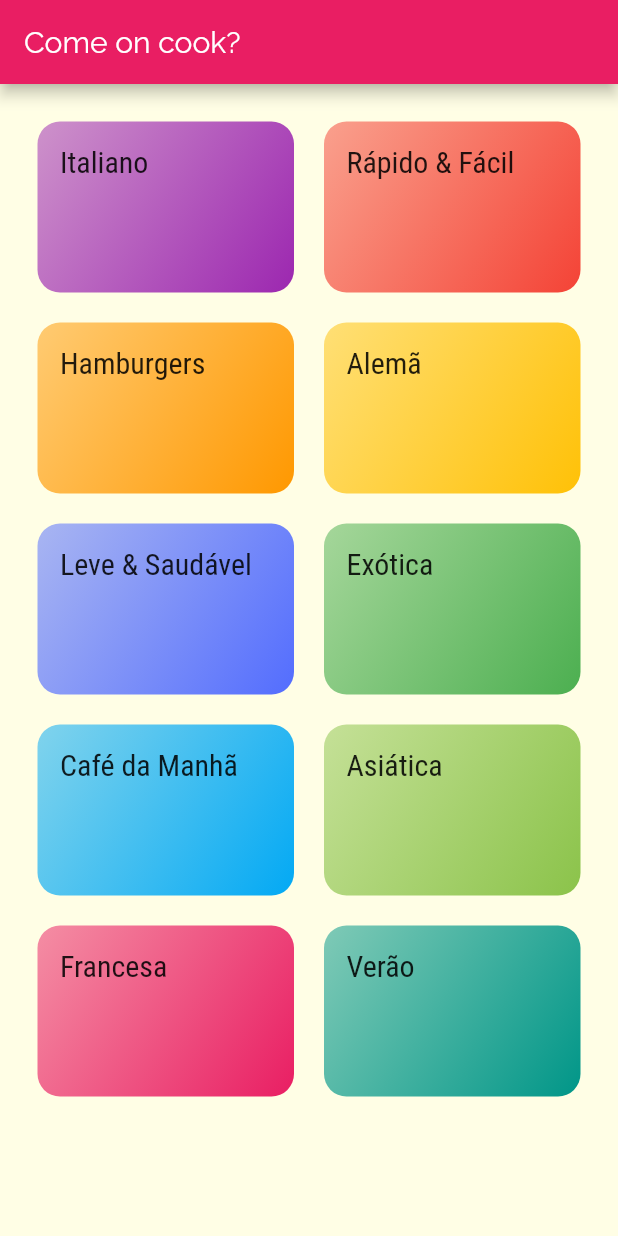
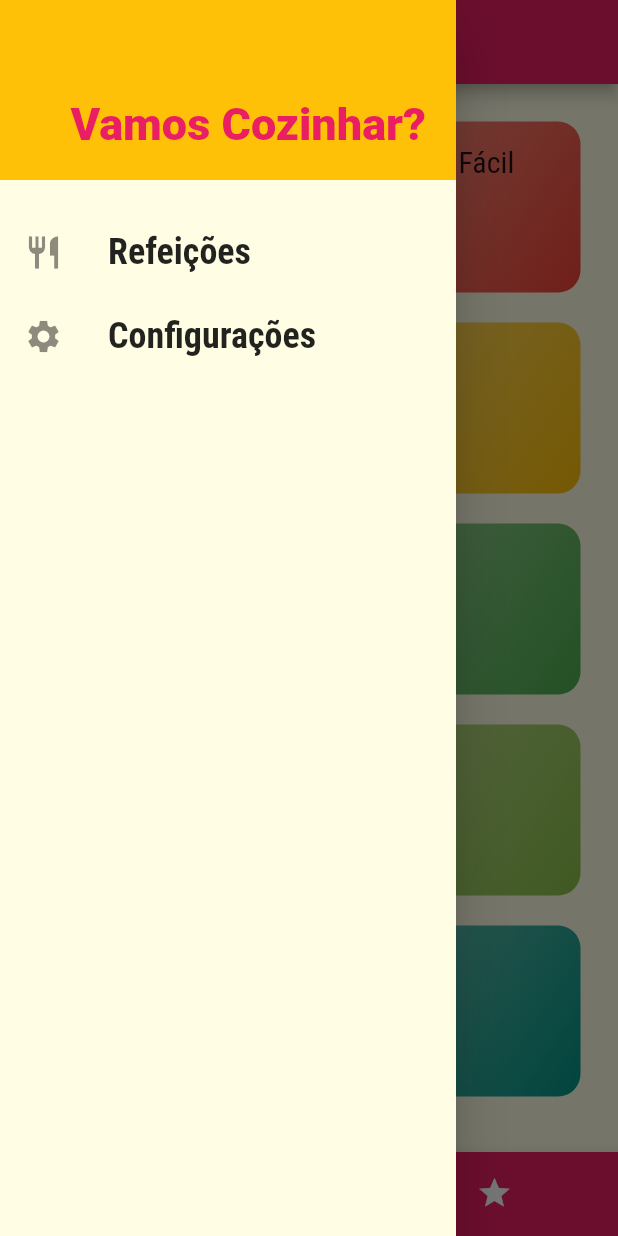
Before and after one commit to avatarrrrr/meals, a Flutter app: the screen it shows after launch, with the side drawer open (before the commit the screen has no drawer), on a phone screen of 412 x 824 dp. Run offline on Flutter 3.47's test engine with Material 2 defaults, Android fonts, the light colour scheme and no system bars.

Commit message:
Finish the initial version! :D

```diff
--- /dev/null
+++ b/lib/components/main_drawer.dart
@@ -0,0 +1,60 @@
+import 'package:flutter/material.dart';
+import 'package:meals/utils/apps_routes.dart';
+
+class MainDrawer extends StatelessWidget {
+  Widget _createItem(IconData icon, String label, Function onTap) {
+    return ListTile(
+      leading: Icon(
+        icon,
+        size: 26,
+      ),
+      title: Text(
+        label,
+        style: TextStyle(
+          fontFamily: 'RobotoCondensed',
+          fontSize: 24,
+          fontWeight: FontWeight.bold,
+        ),
+      ),
+      onTap: onTap,
+    );
+  }
+
+  @override
+  Widget build(BuildContext context) {
+    return Drawer(
+      child: Column(
+        children: [
+          Container(
+            height: 120,
+            width: double.infinity,
+            padding: const EdgeInsets.all(20),
+            color: Theme.of(context).accentColor,
+            alignment: Alignment.bottomRight,
+            child: Text(
+              'Vamos Cozinhar?',
+              style: TextStyle(
+                fontWeight: FontWeight.w900,
+                fontSize: 30,
+                color: Theme.of(context).primaryColor,
+              ),
+            ),
+          ),
+          SizedBox(height: 20),
+          _createItem(
+            Icons.restaurant,
+            'Refeições',
+            () => Navigator.of(context).pushReplacementNamed(AppRoutes.HOME),
+          ),
+          _createItem(
+            Icons.settings,
+            'Configurações',
+            () => Navigator.of(context).pushReplacementNamed(
+              AppRoutes.SETTINGS,
+            ),
+          ),
+        ],
+      ),
+    );
+  }
+}
--- a/lib/main.dart
+++ b/lib/main.dart
@@ -1,16 +1,58 @@
 import 'package:flutter/material.dart';
+import 'package:meals/data/dummy_data.dart';
+import 'package:meals/models/meals.dart';
+import 'package:meals/models/settings.dart';
 import 'package:meals/screens/meal_detail_screen.dart';
+import 'package:meals/screens/settings_screen.dart';
+import 'package:meals/screens/tabs_screen.dart';
 import 'screens/categories_screen.dart';
 import 'screens/categories_meals_screen.dart';
 import 'utils/apps_routes.dart';
 
 void main() => runApp(MyApp());
 
-class MyApp extends StatelessWidget {
+class MyApp extends StatefulWidget {
+  @override
+  _MyAppState createState() => _MyAppState();
+}
+
+class _MyAppState extends State<MyApp> {
+  Settings settings = Settings();
+  List<Meal> _avaliableMeals = DUMMY_MEALS;
+  List<Meal> _favoriteMeals = [];
+
+  void _filterMeals(Settings settings) {
+    setState(() {
+      this.settings = settings;
+      _avaliableMeals = DUMMY_MEALS.where((meal) {
+        final filterGluten = settings.isGlutenFree && !meal.isGlutenFree;
+        final filterLactose = settings.isLactoseFree && !meal.isLactoseFree;
+        final filterVegan = settings.isVegan && !meal.isVegan;
+        final filterVegetarian = settings.isVegetarian && !meal.isVegetarian;
+        return !filterGluten &&
+            !filterLactose &&
+            !filterVegan &&
+            !filterVegetarian;
+      }).toList();
+    });
+  }
+
+  void _toggleFavorite(Meal meal) {
+    setState(() {
+      _favoriteMeals.contains(meal)
+          ? _favoriteMeals.remove(meal)
+          : _favoriteMeals.add(meal);
+    });
+  }
+
+  bool _isFavorite(Meal meal) {
+    return _favoriteMeals.contains(meal);
+  }
+
   @override
   Widget build(BuildContext context) {
     return MaterialApp(
-      title: 'Come on cook?',
+      title: 'Vamos cozinhar?',
       theme: ThemeData(
         primarySwatch: Colors.pink,
         accentColor: Colors.amber,
@@ -24,9 +66,12 @@ class MyApp extends StatelessWidget {
         canvasColor: Color.fromRGBO(255, 254, 229, 1),
       ),
       routes: {
-        AppRoutes.HOME: (ctx) => CategoriesScreen(),
-        AppRoutes.CATEGORIES_MEALS: (ctx) => CategoriesMealsScreen(),
-        AppRoutes.MEAL_DETAIL: (ctx) => MealDetailScreen()
+        AppRoutes.HOME: (ctx) => TabsScreen(_favoriteMeals),
+        AppRoutes.CATEGORIES_MEALS: (ctx) =>
+            CategoriesMealsScreen(_avaliableMeals),
+        AppRoutes.MEAL_DETAIL: (ctx) =>
+            MealDetailScreen(_toggleFavorite, _isFavorite),
+        AppRoutes.SETTINGS: (ctx) => SettingsScreen(settings, _filterMeals),
       },
       onUnknownRoute: (_) {
         return MaterialPageRoute(
--- /dev/null
+++ b/lib/models/settings.dart
@@ -0,0 +1,13 @@
+class Settings {
+  bool isGlutenFree;
+  bool isLactoseFree;
+  bool isVegan;
+  bool isVegetarian;
+
+  Settings({
+    this.isGlutenFree = false,
+    this.isLactoseFree = false,
+    this.isVegan = false,
+    this.isVegetarian = false,
+  });
+}
--- a/lib/screens/categories_screen.dart
+++ b/lib/screens/categories_screen.dart
@@ -5,11 +5,7 @@ import '../data/dummy_data.dart';
 class CategoriesScreen extends StatelessWidget {
   @override
   Widget build(BuildContext context) {
-    return Scaffold(
-      appBar: AppBar(
-        title: Text('Come on cook?'),
-      ),
-      body: GridView(
+    return GridView(
       padding: const EdgeInsets.all(25),
       gridDelegate: SliverGridDelegateWithMaxCrossAxisExtent(
         maxCrossAxisExtent: 200,
@@ -22,7 +18,6 @@ class CategoriesScreen extends StatelessWidget {
                 category: category,
               ))
           .toList(),
-      ),
     );
   }
 }
--- /dev/null
+++ b/lib/screens/tabs_screen.dart
@@ -0,0 +1,71 @@
+import 'package:flutter/material.dart';
+import 'package:meals/components/main_drawer.dart';
+import 'package:meals/models/meals.dart';
+import 'package:meals/screens/categories_screen.dart';
+import 'favorite_screen.dart';
+
+class TabsScreen extends StatefulWidget {
+  final List<Meal> _favoriteMeals;
+
+  const TabsScreen(this._favoriteMeals);
+
+  @override
+  _TabsScreenState createState() => _TabsScreenState();
+}
+
+class _TabsScreenState extends State<TabsScreen> {
+  int _selectedScreenIndex = 0;
+  List<Map<String, Object>> _screens;
+
+  @override
+  void initState() {
+    super.initState();
+    _screens = [
+      {
+        'title': 'Lista de Categorias',
+        'screen': CategoriesScreen(),
+      },
+      {
+        'title': 'Meus Favoritos',
+        'screen': FavoriteScreen(widget._favoriteMeals),
+      },
+    ];
+  }
+
+  _selectScreen(int index) {
+    setState(() {
+      _selectedScreenIndex = index;
+    });
+  }
+
+  @override
+  Widget build(BuildContext context) {
+    return Scaffold(
+      appBar: AppBar(
+        title: Text(_screens[_selectedScreenIndex]['title']),
+      ),
+      drawer: MainDrawer(),
+      body: _screens[_selectedScreenIndex]['screen'],
+      bottomNavigationBar: BottomNavigationBar(
+        onTap: _selectScreen,
+        unselectedItemColor: Colors.white,
+        selectedItemColor: Theme.of(context).accentColor,
+        backgroundColor: Theme.of(context).primaryColor,
+        currentIndex: _selectedScreenIndex,
+        type: BottomNavigationBarType.shifting,
+        items: [
+          BottomNavigationBarItem(
+            backgroundColor: Theme.of(context).primaryColor,
+            icon: Icon(Icons.category),
+            label: 'Categorias',
+          ),
+          BottomNavigationBarItem(
+            backgroundColor: Theme.of(context).primaryColor,
+            icon: Icon(Icons.star),
+            label: 'Favoritos',
+          ),
+        ],
+      ),
+    );
+  }
+}
--- a/lib/utils/apps_routes.dart
+++ b/lib/utils/apps_routes.dart
@@ -2,4 +2,5 @@ class AppRoutes {
   static const HOME = '/';
   static const CATEGORIES_MEALS = '/categories-meals';
   static const MEAL_DETAIL = '/meal-detail';
+  static const SETTINGS = '/settings';
 }
```
Also changed, not shown: lib/screens/categories_meals_screen.dart (+7 -4 lines), lib/screens/favorite_screen.dart (added, +23 -0 lines), lib/screens/meal_detail_screen.dart (+64 -20 lines), lib/screens/settings_screen.dart (added, +106 -0 lines). Lines whose indentation alone changed are shown as unchanged.
